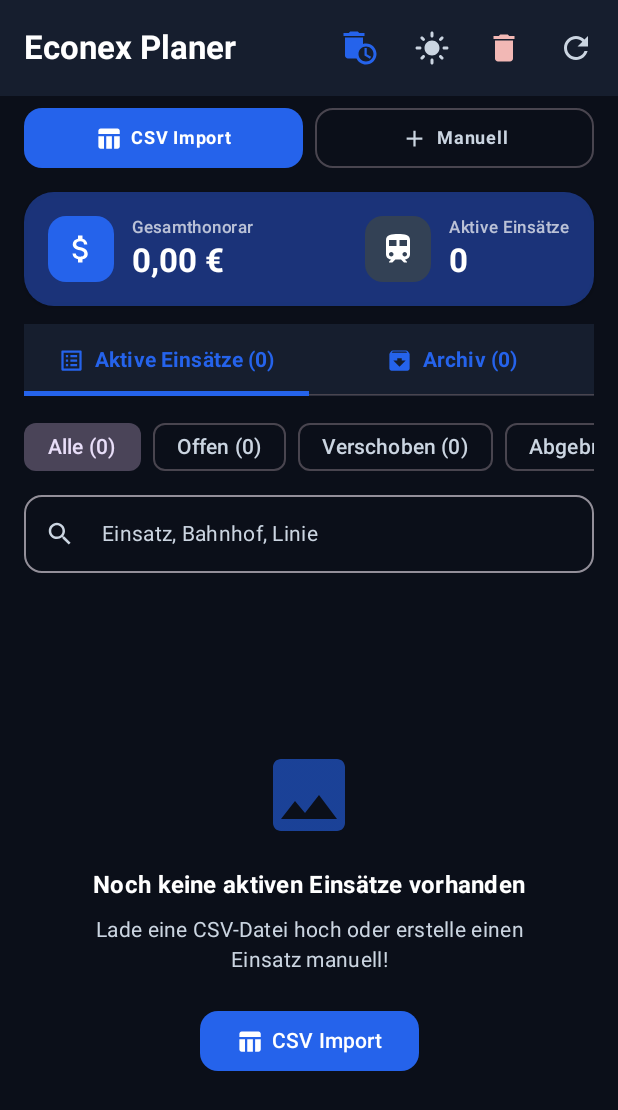
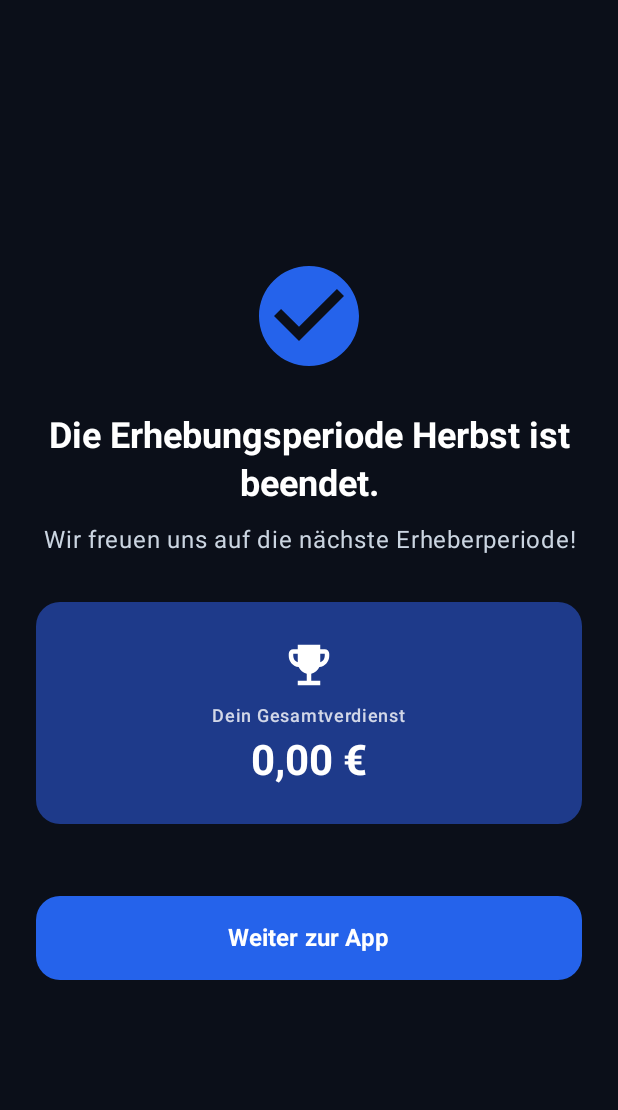
Before and after one commit to rxbinwavee1/ecovida2, an Android app built with Jetpack Compose: the screen it shows after launch (MainActivity), on a phone screen of 412 x 824 dp. Shown: the top 1110 px of the screen. Run offline under Robolectric (Android 15) with nearby library versions, the phone set to English and light mode, and no system bars.

Commit message:
Implement Erhebungsperiode Herbst pause screen with total earnings and continue button

```diff
--- a/app/src/main/java/com/econexeinsatzliste/MainActivity.kt
+++ b/app/src/main/java/com/econexeinsatzliste/MainActivity.kt
@@ -11,8 +11,10 @@ import androidx.compose.runtime.getValue
 import androidx.compose.runtime.mutableStateOf
 import androidx.compose.runtime.remember
 import androidx.compose.runtime.setValue
+import com.econexeinsatzliste.data.EinsatzStatus
 import com.econexeinsatzliste.ui.EinsatzAppScreen
 import com.econexeinsatzliste.ui.EinsatzViewModel
+import com.econexeinsatzliste.ui.components.ErheberPauseScreen
 import com.econexeinsatzliste.ui.components.SplashScreen
 import com.econexeinsatzliste.ui.theme.EconexEinsatzlisteTheme
 
@@ -30,6 +32,7 @@ class MainActivity : ComponentActivity() {
         setContent {
             val uiState by viewModel.uiState.collectAsState()
             var showSplash by remember { mutableStateOf(true) }
+            var showPauseScreen by remember { mutableStateOf(true) }
 
             EconexEinsatzlisteTheme(
                 darkTheme = uiState.isDarkTheme,
@@ -37,6 +40,14 @@ class MainActivity : ComponentActivity() {
             ) {
                 if (showSplash) {
                     SplashScreen(onSplashFinished = { showSplash = false })
+                } else if (showPauseScreen) {
+                    val allTimeEarnings = uiState.einsatze
+                        .filter { it.status != EinsatzStatus.ABGEBROCHEN }
+                        .sumOf { it.betragEuro }
+                    ErheberPauseScreen(
+                        totalEarnings = allTimeEarnings,
+                        onContinue = { showPauseScreen = false }
+                    )
                 } else {
                     EinsatzAppScreen(viewModel = viewModel)
                 }
--- /dev/null
+++ b/app/src/main/java/com/econexeinsatzliste/ui/components/ErheberPauseScreen.kt
@@ -0,0 +1,123 @@
+package com.econexeinsatzliste.ui.components
+
+import androidx.compose.foundation.background
+import androidx.compose.foundation.layout.Box
+import androidx.compose.foundation.layout.Column
+import androidx.compose.foundation.layout.Spacer
+import androidx.compose.foundation.layout.fillMaxSize
+import androidx.compose.foundation.layout.fillMaxWidth
+import androidx.compose.foundation.layout.height
+import androidx.compose.foundation.layout.padding
+import androidx.compose.foundation.layout.size
+import androidx.compose.foundation.shape.RoundedCornerShape
+import androidx.compose.material.icons.Icons
+import androidx.compose.material.icons.filled.CheckCircle
+import androidx.compose.material.icons.filled.EmojiEvents
+import androidx.compose.material3.Button
+import androidx.compose.material3.Card
+import androidx.compose.material3.CardDefaults
+import androidx.compose.material3.Icon
+import androidx.compose.material3.MaterialTheme
+import androidx.compose.material3.Text
+import androidx.compose.runtime.Composable
+import androidx.compose.ui.Alignment
+import androidx.compose.ui.Modifier
+import androidx.compose.ui.text.font.FontWeight
+import androidx.compose.ui.text.style.TextAlign
+import androidx.compose.ui.unit.dp
+import androidx.compose.ui.unit.sp
+import java.util.Locale
+
+@Composable
+fun ErheberPauseScreen(
+    totalEarnings: Double,
+    onContinue: () -> Unit
+) {
+    Box(
+        modifier = Modifier
+            .fillMaxSize()
+            .background(MaterialTheme.colorScheme.background)
+            .padding(24.dp),
+        contentAlignment = Alignment.Center
+    ) {
+        Column(
+            horizontalAlignment = Alignment.CenterHorizontally,
+            modifier = Modifier.fillMaxWidth()
+        ) {
+            Icon(
+                imageVector = Icons.Default.CheckCircle,
+                contentDescription = null,
+                tint = MaterialTheme.colorScheme.primary,
+                modifier = Modifier.size(80.dp)
+            )
+
+            Spacer(modifier = Modifier.height(24.dp))
+
+            Text(
+                text = "Die Erhebungsperiode Herbst ist beendet.",
+                style = MaterialTheme.typography.headlineSmall,
+                fontWeight = FontWeight.Bold,
+                color = MaterialTheme.colorScheme.onBackground,
+                textAlign = TextAlign.Center
+            )
+
+            Spacer(modifier = Modifier.height(12.dp))
+
+            Text(
+                text = "Wir freuen uns auf die nächste Erheberperiode!",
+                style = MaterialTheme.typography.bodyLarge,
+                color = MaterialTheme.colorScheme.onSurfaceVariant,
+                textAlign = TextAlign.Center
+            )
+
+            Spacer(modifier = Modifier.height(32.dp))
+
+            Card(
+                shape = RoundedCornerShape(16.dp),
+                colors = CardDefaults.cardColors(
+                    containerColor = MaterialTheme.colorScheme.primaryContainer
+                ),
+                modifier = Modifier.fillMaxWidth()
+            ) {
+                Column(
+                    horizontalAlignment = Alignment.CenterHorizontally,
+                    modifier = Modifier
+                        .fillMaxWidth()
+                        .padding(24.dp)
+                ) {
+                    Icon(
+                        imageVector = Icons.Default.EmojiEvents,
+                        contentDescription = null,
+                        tint = MaterialTheme.colorScheme.onPrimaryContainer,
+                        modifier = Modifier.size(36.dp)
+                    )
+                    Spacer(modifier = Modifier.height(8.dp))
+                    Text(
+                        text = "Dein Gesamtverdienst",
+                        style = MaterialTheme.typography.labelMedium,
+                        color = MaterialTheme.colorScheme.onPrimaryContainer.copy(alpha = 0.8f)
+                    )
+                    Spacer(modifier = Modifier.height(4.dp))
+                    Text(
+                        text = String.format(Locale.GERMANY, "%.2f €", totalEarnings),
+                        style = MaterialTheme.typography.headlineMedium,
+                        fontWeight = FontWeight.Bold,
+                        color = MaterialTheme.colorScheme.onPrimaryContainer
+                    )
+                }
+            }
+
+            Spacer(modifier = Modifier.height(48.dp))
+
+            Button(
+                onClick = onContinue,
+                modifier = Modifier
+                    .fillMaxWidth()
+                    .height(56.dp),
+                shape = RoundedCornerShape(16.dp)
+            ) {
+                Text("Weiter zur App", fontSize = 16.sp, fontWeight = FontWeight.Bold)
+            }
+        }
+    }
+}
```
Also changed, not shown: 4 other files.
